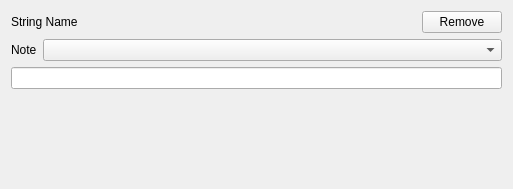
Before: the Qt Designer form src/qt/Settings/StringEditArea.ui in chuckfairy/OrzaSteel, drawn with Qt 5.
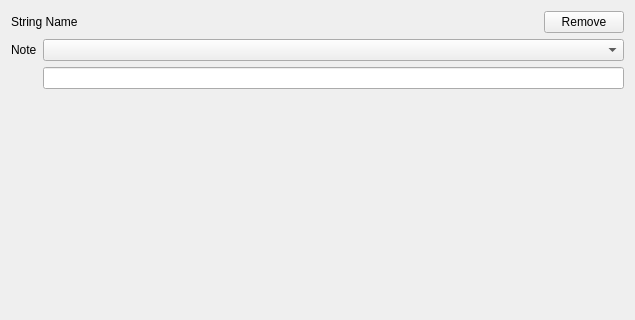
After: the same form once the commit is applied.

```diff
--- a/src/qt/Settings/StringEditArea.ui
+++ b/src/qt/Settings/StringEditArea.ui
@@ -6,8 +6,8 @@
    <rect>
     <x>0</x>
     <y>0</y>
-    <width>513</width>
-    <height>189</height>
+    <width>635</width>
+    <height>320</height>
    </rect>
   </property>
   <property name="sizePolicy">
@@ -19,7 +19,7 @@
   <property name="windowTitle">
    <string>Window</string>
   </property>
-  <layout class="QVBoxLayout" name="verticalLayout_2">
+  <layout class="QVBoxLayout" name="verticalLayout">
    <item>
     <layout class="QVBoxLayout" name="layout">
      <item>
@@ -54,7 +54,7 @@
         </spacer>
        </item>
        <item>
-        <widget class="QPushButton" name="add_btn">
+        <widget class="QPushButton" name="delete_btn">
          <property name="text">
           <string>Remove</string>
          </property>
@@ -62,29 +62,52 @@
        </item>
       </layout>
      </item>
+    </layout>
+   </item>
      <item>
       <layout class="QVBoxLayout" name="body">
+     <property name="sizeConstraint">
+      <enum>QLayout::SetDefaultConstraint</enum>
+     </property>
        <item>
         <layout class="QFormLayout" name="formLayout">
          <item row="0" column="0">
           <widget class="QLabel" name="label_2">
+         <property name="sizePolicy">
+          <sizepolicy hsizetype="Preferred" vsizetype="Minimum">
+           <horstretch>0</horstretch>
+           <verstretch>0</verstretch>
+          </sizepolicy>
+         </property>
            <property name="text">
             <string>Note</string>
            </property>
           </widget>
          </item>
          <item row="0" column="1">
-          <widget class="QComboBox" name="comboBox"/>
-         </item>
-        </layout>
+        <widget class="QComboBox" name="comboBox">
+         <property name="sizePolicy">
+          <sizepolicy hsizetype="Preferred" vsizetype="Minimum">
+           <horstretch>0</horstretch>
+           <verstretch>0</verstretch>
+          </sizepolicy>
+         </property>
+        </widget>
+       </item>
+       <item row="1" column="1">
+        <widget class="QLineEdit" name="note_input">
+         <property name="sizePolicy">
+          <sizepolicy hsizetype="Expanding" vsizetype="Minimum">
+           <horstretch>0</horstretch>
+           <verstretch>0</verstretch>
+          </sizepolicy>
+         </property>
+        </widget>
        </item>
       </layout>
      </item>
     </layout>
    </item>
-   <item>
-    <widget class="QLineEdit" name="note_input"/>
-   </item>
    <item>
     <spacer name="verticalSpacer">
      <property name="orientation">
@@ -93,7 +116,7 @@
      <property name="sizeHint" stdset="0">
       <size>
        <width>20</width>
-       <height>40</height>
+       <height>60</height>
       </size>
      </property>
     </spacer>
```
Lines whose indentation alone changed are shown as unchanged.
